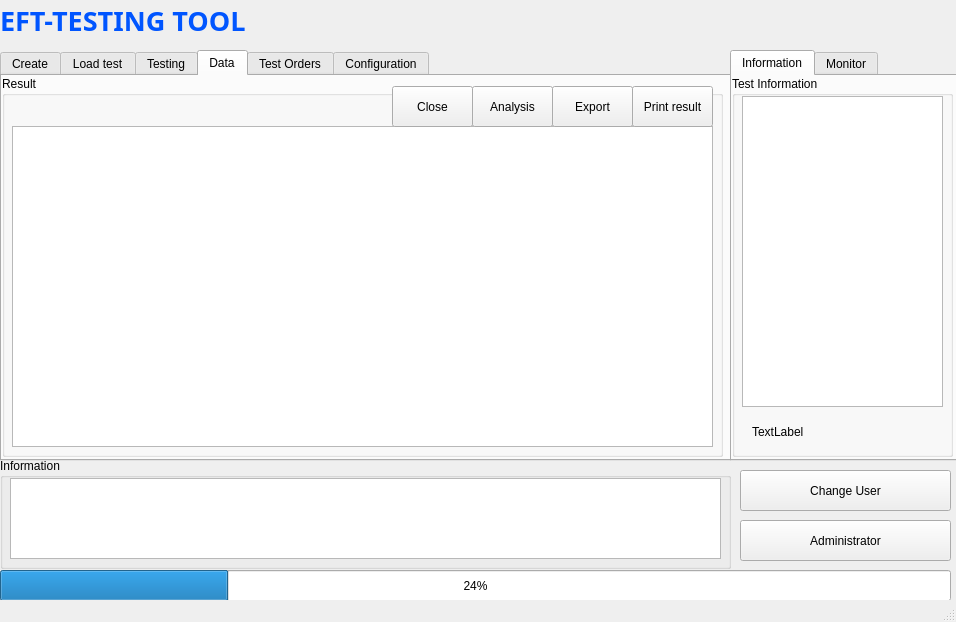
This is UI/general.ui in tuyenubuntu/eft_testing_tool as Qt 5 draws it before an edit. The edited form follows.
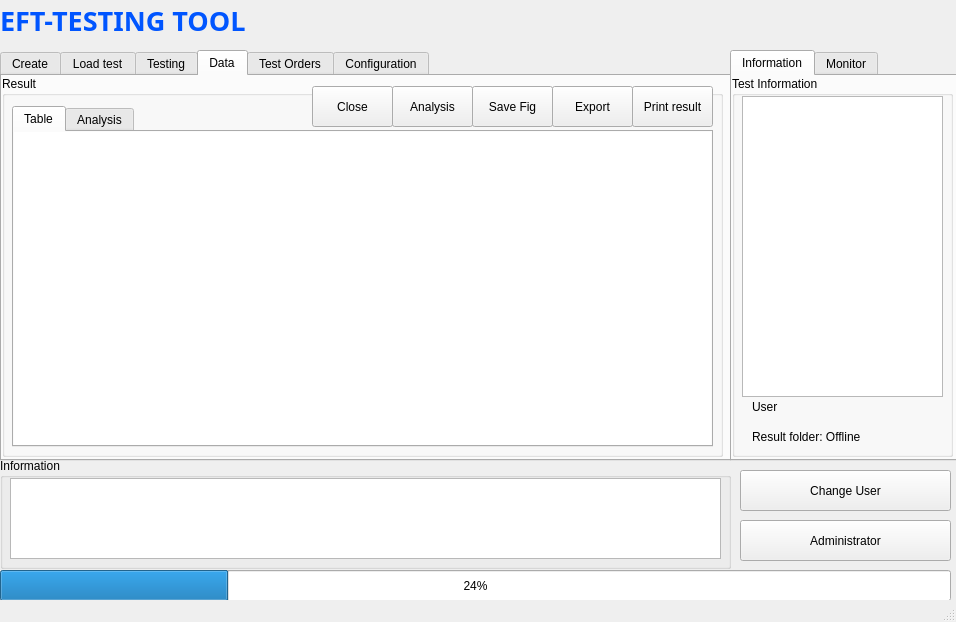
This is the edited form. The open tabs and pages were chosen to show the change. Icons and pictures are not drawn.

The edit to the form file:
```diff
--- a/UI/general.ui
+++ b/UI/general.ui
@@ -1448,43 +1448,50 @@
       <property name="title">
        <string>Result</string>
       </property>
-      <widget class="QTableView" name="table_results_2">
+      <widget class="QTabWidget" name="tabWidget_3">
        <property name="geometry">
         <rect>
          <x>10</x>
-         <y>50</y>
+         <y>30</y>
          <width>701</width>
-         <height>321</height>
+         <height>341</height>
         </rect>
        </property>
-      </widget>
-      <widget class="QPushButton" name="close_btn_2">
-       <property name="geometry">
-        <rect>
-         <x>390</x>
-         <y>10</y>
-         <width>81</width>
-         <height>41</height>
-        </rect>
+       <property name="currentIndex">
+        <number>0</number>
        </property>
-       <property name="text">
-        <string>Close</string>
-       </property>
+       <widget class="QWidget" name="table_tab">
+        <attribute name="title">
+         <string>Table</string>
+        </attribute>
+        <widget class="QTableView" name="table_results_2">
+         <property name="geometry">
+          <rect>
+           <x>-10</x>
+           <y>-10</y>
+           <width>711</width>
+           <height>331</height>
+          </rect>
+         </property>
+        </widget>
+       </widget>
+       <widget class="QWidget" name="analysis_tab">
+        <attribute name="title">
+         <string>Analysis</string>
+        </attribute>
+        <widget class="QWidget" name="widget_analysis" native="true">
+         <property name="geometry">
+          <rect>
+           <x>0</x>
+           <y>0</y>
+           <width>701</width>
+           <height>311</height>
+          </rect>
+         </property>
+        </widget>
+       </widget>
       </widget>
-      <widget class="QPushButton" name="finish_btn_2">
-       <property name="geometry">
-        <rect>
-         <x>470</x>
-         <y>10</y>
-         <width>81</width>
-         <height>41</height>
-        </rect>
-       </property>
-       <property name="text">
-        <string>Analysis</string>
-       </property>
-      </widget>
-      <widget class="QPushButton" name="finish_btn_3">
+      <widget class="QPushButton" name="export_btn">
        <property name="geometry">
         <rect>
          <x>550</x>
@@ -1497,6 +1504,19 @@
         <string>Export</string>
        </property>
       </widget>
+      <widget class="QPushButton" name="save_fig_btn">
+       <property name="geometry">
+        <rect>
+         <x>470</x>
+         <y>10</y>
+         <width>81</width>
+         <height>41</height>
+        </rect>
+       </property>
+       <property name="text">
+        <string>Save Fig</string>
+       </property>
+      </widget>
       <widget class="QPushButton" name="print_result_btn">
        <property name="geometry">
         <rect>
@@ -1510,6 +1530,32 @@
         <string>Print result</string>
        </property>
       </widget>
+      <widget class="QPushButton" name="analysis_btn">
+       <property name="geometry">
+        <rect>
+         <x>390</x>
+         <y>10</y>
+         <width>81</width>
+         <height>41</height>
+        </rect>
+       </property>
+       <property name="text">
+        <string>Analysis</string>
+       </property>
+      </widget>
+      <widget class="QPushButton" name="close_btn_2">
+       <property name="geometry">
+        <rect>
+         <x>310</x>
+         <y>10</y>
+         <width>81</width>
+         <height>41</height>
+        </rect>
+       </property>
+       <property name="text">
+        <string>Close</string>
+       </property>
+      </widget>
      </widget>
     </widget>
     <widget class="QWidget" name="test_order_tab">
@@ -1728,7 +1774,7 @@
          <x>10</x>
          <y>20</y>
          <width>201</width>
-         <height>311</height>
+         <height>301</height>
         </rect>
        </property>
       </widget>
@@ -1736,13 +1782,26 @@
        <property name="geometry">
         <rect>
          <x>20</x>
-         <y>340</y>
+         <y>320</y>
          <width>191</width>
-         <height>31</height>
+         <height>21</height>
         </rect>
        </property>
        <property name="text">
-        <string>TextLabel</string>
+        <string>User</string>
+       </property>
+      </widget>
+      <widget class="QLabel" name="result_folder">
+       <property name="geometry">
+        <rect>
+         <x>20</x>
+         <y>350</y>
+         <width>191</width>
+         <height>21</height>
+        </rect>
+       </property>
+       <property name="text">
+        <string>Result folder: Offline</string>
        </property>
       </widget>
      </widget>
```
